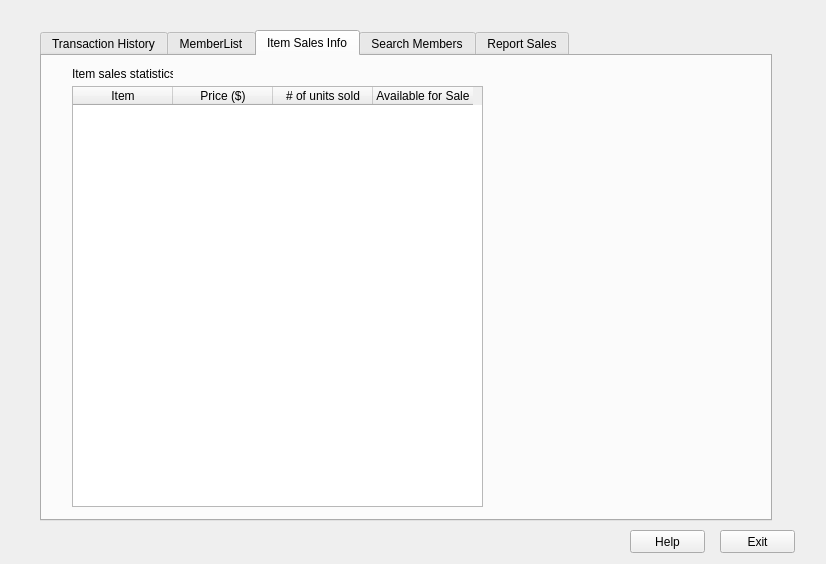
Before: the Qt Designer form WarehouseIO/mainprogram.ui in mulvaneya7/Bad-Badgers, drawn with Qt 5.
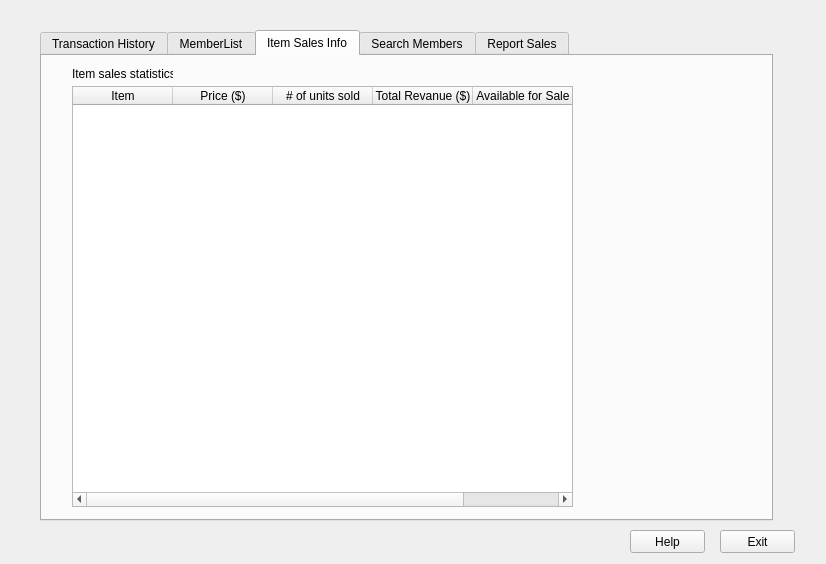
After: the same form once the commit is applied. The open tabs and pages were chosen to show the change.

Diff of the .ui file:
```diff
--- a/WarehouseIO/mainprogram.ui
+++ b/WarehouseIO/mainprogram.ui
@@ -18,7 +18,7 @@
     <rect>
      <x>40</x>
      <y>30</y>
-     <width>732</width>
+     <width>733</width>
      <height>491</height>
     </rect>
    </property>
@@ -230,7 +230,7 @@
       <rect>
        <x>30</x>
        <y>30</y>
-       <width>411</width>
+       <width>501</width>
        <height>421</height>
       </rect>
      </property>
@@ -249,6 +249,11 @@
        <string># of units sold</string>
       </property>
      </column>
+     <column>
+      <property name="text">
+       <string>Total Revanue ($)</string>
+      </property>
+     </column>
      <column>
       <property name="text">
        <string>Available for Sale</string>
```
